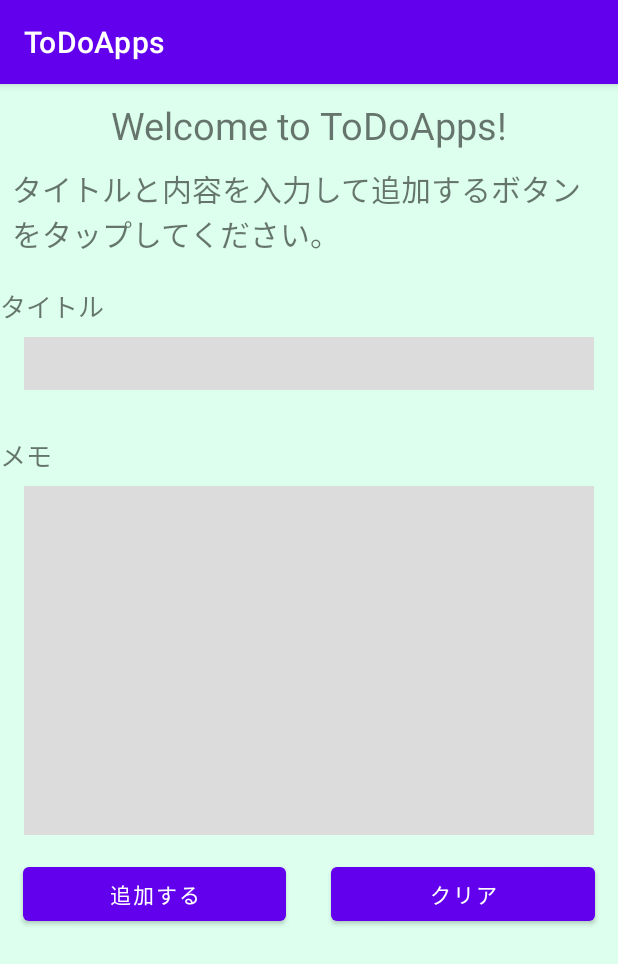
After one commit to daiki0508/ToDoApps, an Android app: the AddToDoActivity screen opened directly, with no data from a screen before it, on a phone screen of 412 x 824 dp. The commit adds this screen. Shown: the top 964 px of the screen. Run offline under Robolectric (Android 15) with nearby library versions, the phone set to English and light mode, and no system bars.

```diff
--- /dev/null
+++ b/app/src/main/java/com/websarva/wings/android/todoapps/AddToDoActivity.java
@@ -0,0 +1,14 @@
+package com.websarva.wings.android.todoapps;
+
+import androidx.appcompat.app.AppCompatActivity;
+
+import android.os.Bundle;
+
+public class AddToDoActivity extends AppCompatActivity {
+
+    @Override
+    protected void onCreate(Bundle savedInstanceState) {
+        super.onCreate(savedInstanceState);
+        setContentView(R.layout.activity_add_to_do);
+    }
+}
--- /dev/null
+++ b/app/src/main/res/drawable/ic_add_white_24dp.xml
@@ -0,0 +1,5 @@
+<vector android:height="24dp" android:tint="#FFFFFF"
+    android:viewportHeight="24" android:viewportWidth="24"
+    android:width="24dp" xmlns:android="http://schemas.android.com/apk/res/android">
+    <path android:fillColor="@android:color/white" android:pathData="M19,13h-6v6h-2v-6H5v-2h6V5h2v6h6v2z"/>
+</vector>
--- /dev/null
+++ b/app/src/main/res/layout/activity_add_to_do.xml
@@ -0,0 +1,95 @@
+<?xml version="1.0" encoding="utf-8"?>
+<LinearLayout xmlns:android="http://schemas.android.com/apk/res/android"
+    xmlns:app="http://schemas.android.com/apk/res-auto"
+    xmlns:tools="http://schemas.android.com/tools"
+    android:layout_width="match_parent"
+    android:layout_height="match_parent"
+    android:background="#dfe"
+    android:orientation="vertical"
+    tools:context=".AddToDoActivity">
+
+    <TextView
+        android:layout_width="match_parent"
+        android:layout_height="wrap_content"
+        android:textSize="25sp"
+        android:text="@string/hello"
+        android:gravity="center"
+        android:layout_marginTop="10dp" />
+
+    <TextView
+        android:layout_width="match_parent"
+        android:layout_height="wrap_content"
+        android:layout_marginTop="10dp"
+        android:layout_marginStart="8dp"
+        android:layout_marginEnd="8dp"
+        android:text="@string/description3"
+        android:textSize="20sp" />
+
+    <TextView
+        android:layout_width="wrap_content"
+        android:layout_height="wrap_content"
+        android:text="@string/title"
+        android:textSize="17sp"
+        android:layout_marginTop="20dp" />
+
+    <EditText
+        android:layout_width="match_parent"
+        android:layout_height="wrap_content"
+        android:inputType="textMultiLine"
+        android:gravity="start|top"
+        android:padding="5dp"
+        android:ems="5"
+        android:id="@+id/title_edit"
+        android:layout_marginTop="7dp"
+        android:layout_marginStart="16dp"
+        android:layout_marginEnd="16dp"
+        android:lines="1"
+        android:background="#dcdcdc" />
+
+    <TextView
+        android:layout_width="wrap_content"
+        android:layout_height="wrap_content"
+        android:text="@string/note"
+        android:textSize="17sp"
+        android:layout_marginTop="30dp" />
+
+    <EditText
+        android:layout_width="match_parent"
+        android:layout_height="wrap_content"
+        android:inputType="textMultiLine"
+        android:gravity="start|top"
+        android:padding="8dp"
+        android:ems="10"
+        android:id="@+id/note_edit"
+        android:layout_marginTop="7dp"
+        android:layout_marginStart="16dp"
+        android:layout_marginEnd="16dp"
+        android:lines="10"
+        android:background="#dcdcdc" />
+
+    <LinearLayout
+        android:layout_width="match_parent"
+        android:layout_height="wrap_content"
+        android:layout_marginTop="15dp"
+        android:weightSum="1"
+        android:orientation="horizontal">
+
+        <Button
+            android:layout_width="0dp"
+            android:layout_height="wrap_content"
+            android:id="@+id/add_b"
+            android:layout_weight="0.5"
+            android:layout_marginStart="15dp"
+            android:text="@string/add"/>
+
+        <Button
+            android:layout_width="0dp"
+            android:layout_height="wrap_content"
+            android:id="@+id/cancel_b"
+            android:layout_weight="0.5"
+            android:layout_marginStart="30dp"
+            android:layout_marginEnd="15dp"
+            android:text="@string/clear"/>
+    </LinearLayout>
+
+</LinearLayout>
--- a/app/src/main/res/layout/activity_mail_and_pass.xml
+++ b/app/src/main/res/layout/activity_mail_and_pass.xml
@@ -21,6 +21,8 @@
         android:layout_height="wrap_content"
         android:text="@string/description2"
         android:textSize="20sp"
+        android:layout_marginStart="8dp"
+        android:layout_marginEnd="8dp"
         android:layout_marginTop="10dp" />
 
     <LinearLayout
--- a/app/src/main/res/layout/activity_main.xml
+++ b/app/src/main/res/layout/activity_main.xml
@@ -21,7 +21,9 @@
         android:layout_height="wrap_content"
         android:text="@string/description"
         android:textSize="20sp"
-        android:layout_marginTop="10dp" />
+        android:layout_marginTop="10dp"
+        android:layout_marginStart="8dp"
+        android:layout_marginEnd="8dp"/>
 
     <com.google.android.gms.common.SignInButton
         android:id="@+id/googleLoginButton"
--- a/app/src/main/res/values/strings.xml
+++ b/app/src/main/res/values/strings.xml
@@ -13,4 +13,9 @@
     <string name="sample_pass">password</string>
     <string name="back">戻る</string>
     <string name="signout">サインアウト</string>
+    <string name="description3">タイトルと内容を入力して追加するボタンをタップしてください。</string>
+    <string name="title">タイトル</string>
+    <string name="note">メモ</string>
+    <string name="add">追加する</string>
+    <string name="clear">クリア</string>
 </resources>
```
Also changed, not shown: app/src/main/AndroidManifest.xml (+6 -3 lines), app/src/main/java/com/websarva/wings/android/todoapps/ToDoActivity.java (+13 -0 lines), app/src/main/java/com/websarva/wings/android/todoapps/ToProcessDynamicLinkActivity.java (+9 -0 lines), app/src/main/res/layout/activity_to_do.xml (+33 -0 lines).
